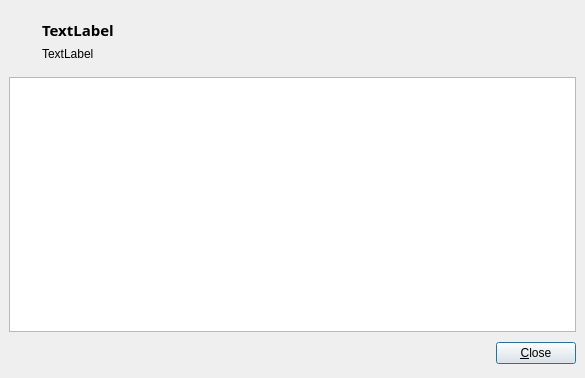
BackupTheBerlios/netek-svn, file trunk/netek_about.ui: the form before one commit.
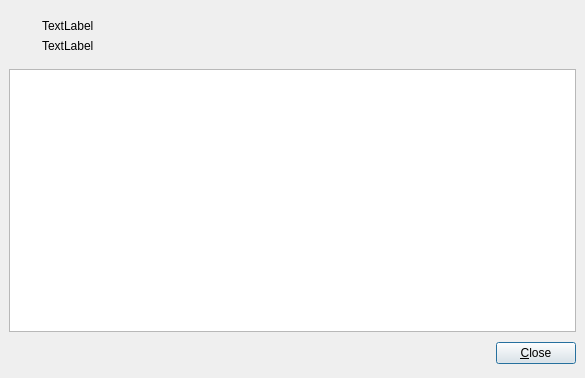
The form after the commit. Icons and pictures are not drawn.

Diff of the .ui file:
```diff
--- a/trunk/netek_about.ui
+++ b/trunk/netek_about.ui
@@ -98,17 +98,6 @@
        </property>
        <item>
         <widget class="QLabel" name="programName" >
-         <property name="font" >
-          <font>
-           <family>Sans Serif</family>
-           <pointsize>11</pointsize>
-           <weight>75</weight>
-           <italic>false</italic>
-           <bold>true</bold>
-           <underline>false</underline>
-           <strikeout>false</strikeout>
-          </font>
-         </property>
          <property name="text" >
           <string>TextLabel</string>
          </property>
```
